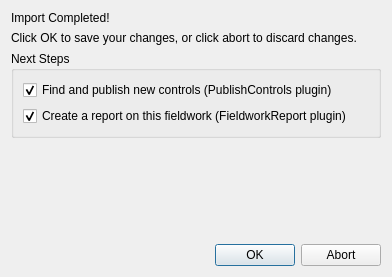
The window that fieldworkimport/resources/ui/import_finished_ui.ui (Don-More-Surveys-Engineering-Ltd/fieldworkimport) describes before a commit, drawn with Qt 5.
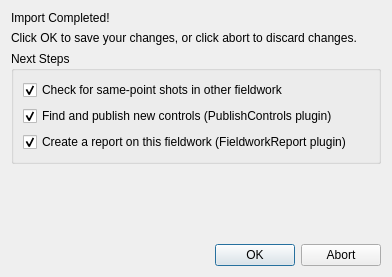
The same window after the commit.

Diff of the .ui file:
```diff
--- a/fieldworkimport/resources/ui/import_finished_ui.ui
+++ b/fieldworkimport/resources/ui/import_finished_ui.ui
@@ -34,6 +34,16 @@
       <string>Next Steps</string>
      </property>
      <layout class="QVBoxLayout" name="verticalLayout_2">
+      <item>
+       <widget class="QCheckBox" name="next_check_same_point_shots_checkbox">
+        <property name="text">
+         <string>Check for same-point shots in other fieldwork</string>
+        </property>
+        <property name="checked">
+         <bool>true</bool>
+        </property>
+       </widget>
+      </item>
       <item>
        <widget class="QCheckBox" name="next_publish_controls_checkbox">
         <property name="text">
```
